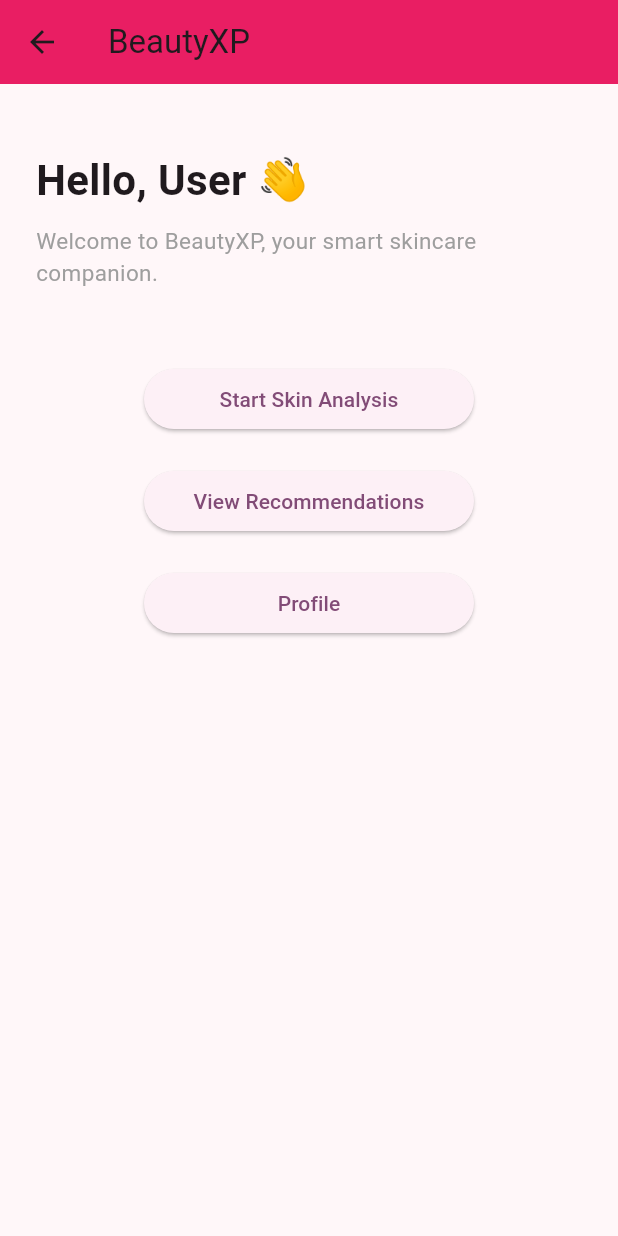
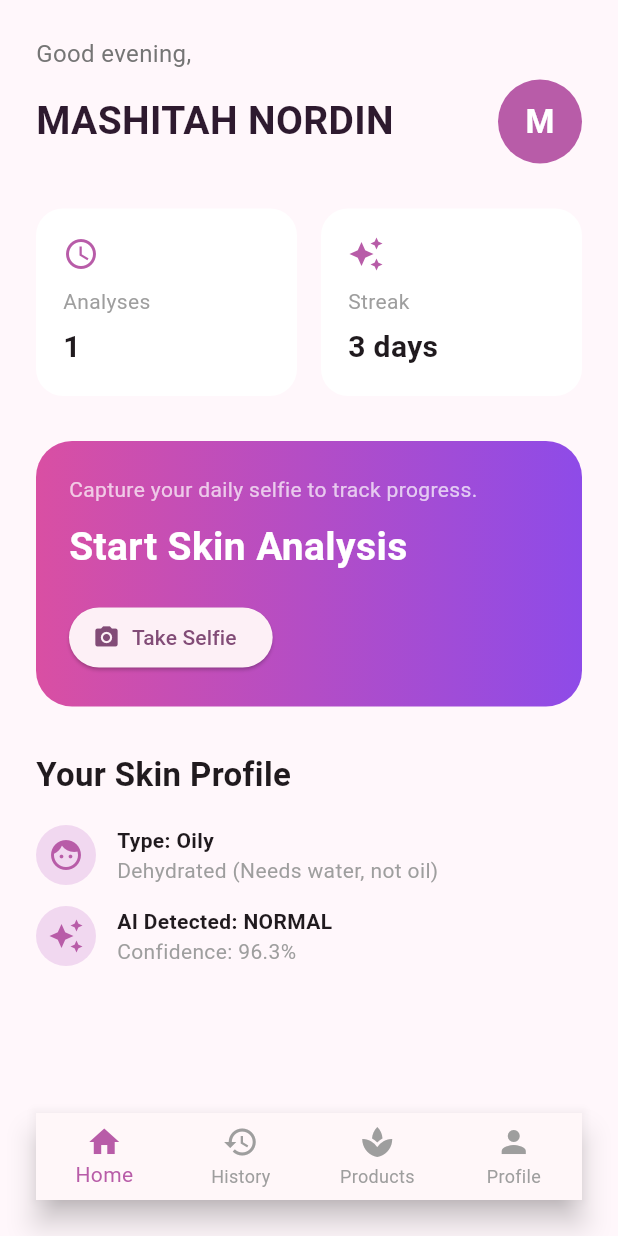
Before and after one commit to DeennaRainisa/beautyxp_flutter_app, a Flutter app: the HomeScreen screen opened directly, on a phone screen of 412 x 824 dp. Run offline on Flutter 3.47's test engine with Material 3 defaults, Android fonts, the phone set to English and light mode, and no system bars.

Commit message:
Updated home screen with prototype theme

```diff
--- a/lib/screens/home_screen.dart
+++ b/lib/screens/home_screen.dart
@@ -2,43 +2,97 @@ import 'package:flutter/material.dart';
 import 'profile_screen.dart';
 
 class HomeScreen extends StatelessWidget {
-  const HomeScreen({super.key});
+  final String userName;
+
+  const HomeScreen({
+    super.key,
+    this.userName = 'MASHITAH NORDIN',
+  });
 
   @override
   Widget build(BuildContext context) {
     return Scaffold(
-      appBar: AppBar(
-        title: const Text('BeautyXP'),
-        backgroundColor: Colors.pink,
-      ),
-      body: Padding(
+      backgroundColor: const Color(0xFFFFF7FB),
+      body: SafeArea(
+        child: Padding(
           padding: const EdgeInsets.all(24),
           child: Column(
             crossAxisAlignment: CrossAxisAlignment.start,
             children: [
-            const SizedBox(height: 20),
-            const Text(
-              'Hello, User 👋',
+              Text(
+                'Good evening,',
                 style: TextStyle(
-                fontSize: 28,
+                  fontSize: 16,
+                  color: Colors.grey[600],
+                ),
+              ),
+              const SizedBox(height: 6),
+              Row(
+                mainAxisAlignment: MainAxisAlignment.spaceBetween,
+                children: [
+                  Expanded(
+                    child: Text(
+                      userName,
+                      style: const TextStyle(
+                        fontSize: 26,
+                        fontWeight: FontWeight.bold,
+                        color: Color(0xFF2E1A2F),
+                      ),
+                    ),
+                  ),
+                  CircleAvatar(
+                    radius: 28,
+                    backgroundColor: const Color(0xFFB85CA8),
+                    child: Text(
+                      userName[0],
+                      style: const TextStyle(
+                        color: Colors.white,
+                        fontSize: 22,
                         fontWeight: FontWeight.bold,
                       ),
                     ),
+                  ),
+                ],
+              ),
+              const SizedBox(height: 30),
+              Row(
+                children: [
+                  _statCard(Icons.access_time, 'Analyses', '1'),
+                  const SizedBox(width: 16),
+                  _statCard(Icons.auto_awesome, 'Streak', '3 days'),
+                ],
+              ),
+              const SizedBox(height: 30),
+              Container(
+                width: double.infinity,
+                padding: const EdgeInsets.all(22),
+                decoration: BoxDecoration(
+                  gradient: const LinearGradient(
+                    colors: [
+                      Color(0xFFD94FA3),
+                      Color(0xFF8E4BE8),
+                    ],
+                  ),
+                  borderRadius: BorderRadius.circular(24),
+                ),
+                child: Column(
+                  crossAxisAlignment: CrossAxisAlignment.start,
+                  children: [
+                    const Text(
+                      'Capture your daily selfie to track progress.',
+                      style: TextStyle(color: Colors.white70),
+                    ),
                     const SizedBox(height: 10),
                     const Text(
-              'Welcome to BeautyXP, your smart skincare companion.',
+                      'Start Skin Analysis',
                       style: TextStyle(
-                fontSize: 15,
-                color: Colors.grey,
+                        color: Colors.white,
+                        fontSize: 26,
+                        fontWeight: FontWeight.bold,
                       ),
                     ),
-            const SizedBox(height: 50),
-            Center(
-              child: Column(
-                children: [
-                  SizedBox(
-                    width: 220,
-                    child: ElevatedButton(
+                    const SizedBox(height: 18),
+                    ElevatedButton.icon(
                       onPressed: () {
                         ScaffoldMessenger.of(context).showSnackBar(
                           const SnackBar(
@@ -46,43 +100,102 @@ class HomeScreen extends StatelessWidget {
                           ),
                         );
                       },
-                      child: const Text(
-                        'Start Skin Analysis',
+                      icon: const Icon(Icons.camera_alt),
+                      label: const Text('Take Selfie'),
+                    ),
+                  ],
                 ),
               ),
+              const SizedBox(height: 30),
+              const Text(
+                'Your Skin Profile',
+                style: TextStyle(
+                  fontSize: 22,
+                  fontWeight: FontWeight.bold,
                 ),
-                  const SizedBox(height: 20),
-                  SizedBox(
-                    width: 220,
-                    child: ElevatedButton(
-                      onPressed: () {
+              ),
+              const SizedBox(height: 18),
+              _profileItem(
+                Icons.face,
+                'Type: Oily',
+                'Dehydrated (Needs water, not oil)',
+              ),
+              const SizedBox(height: 14),
+              _profileItem(
+                Icons.auto_awesome,
+                'AI Detected: NORMAL',
+                'Confidence: 96.3%',
+              ),
+              const Spacer(),
+              BottomNavigationBar(
+                currentIndex: 0,
+                selectedItemColor: const Color(0xFFB85CA8),
+                unselectedItemColor: Colors.grey,
+                type: BottomNavigationBarType.fixed,
+                onTap: (index) {
+                  if (index == 2) {
                     ScaffoldMessenger.of(context).showSnackBar(
                       const SnackBar(
                         content: Text('Navigate to Recommendation Module'),
                       ),
                     );
-                      },
-                      child: const Text(
-                        'View Recommendations',
-                      ),
-                    ),
-                  ),
-                  const SizedBox(height: 20),
-                  SizedBox(
-                    width: 220,
-                    child: ElevatedButton(
-                      onPressed: () {
+                  }
+
+                  if (index == 3) {
                     Navigator.push(
                       context,
                       MaterialPageRoute(
                         builder: (context) => const ProfileScreen(),
                       ),
                     );
+                  }
                 },
-                      child: const Text('Profile'),
+                items: const [
+                  BottomNavigationBarItem(
+                    icon: Icon(Icons.home),
+                    label: 'Home',
+                  ),
+                  BottomNavigationBarItem(
+                    icon: Icon(Icons.history),
+                    label: 'History',
+                  ),
+                  BottomNavigationBarItem(
+                    icon: Icon(Icons.spa),
+                    label: 'Products',
+                  ),
+                  BottomNavigationBarItem(
+                    icon: Icon(Icons.person),
+                    label: 'Profile',
+                  ),
+                ],
+              ),
+            ],
           ),
         ),
-                ],
+      ),
+    );
+  }
+
+  Widget _statCard(IconData icon, String title, String value) {
+    return Expanded(
+      child: Container(
+        padding: const EdgeInsets.all(18),
+        decoration: BoxDecoration(
+          color: Colors.white,
+          borderRadius: BorderRadius.circular(18),
+        ),
+        child: Column(
+          crossAxisAlignment: CrossAxisAlignment.start,
+          children: [
+            Icon(icon, color: const Color(0xFFB85CA8)),
+            const SizedBox(height: 10),
+            Text(title, style: const TextStyle(color: Colors.grey)),
+            const SizedBox(height: 6),
+            Text(
+              value,
+              style: const TextStyle(
+                fontWeight: FontWeight.bold,
+                fontSize: 20,
               ),
             ),
           ],
@@ -90,4 +203,25 @@ class HomeScreen extends StatelessWidget {
       ),
     );
   }
+
+  Widget _profileItem(IconData icon, String title, String subtitle) {
+    return Row(
+      children: [
+        CircleAvatar(
+          backgroundColor: const Color(0xFFF1D8F0),
+          child: Icon(icon, color: const Color(0xFFB85CA8)),
+        ),
+        const SizedBox(width: 14),
+        Expanded(
+          child: Column(
+            crossAxisAlignment: CrossAxisAlignment.start,
+            children: [
+              Text(title, style: const TextStyle(fontWeight: FontWeight.bold)),
+              Text(subtitle, style: const TextStyle(color: Colors.grey)),
+            ],
+          ),
+        ),
+      ],
+    );
   }
+}
```
Also changed, not shown: analysis_options.yaml (added, +28 -0 lines), 125 other files. Lines whose indentation alone changed are shown as unchanged.
